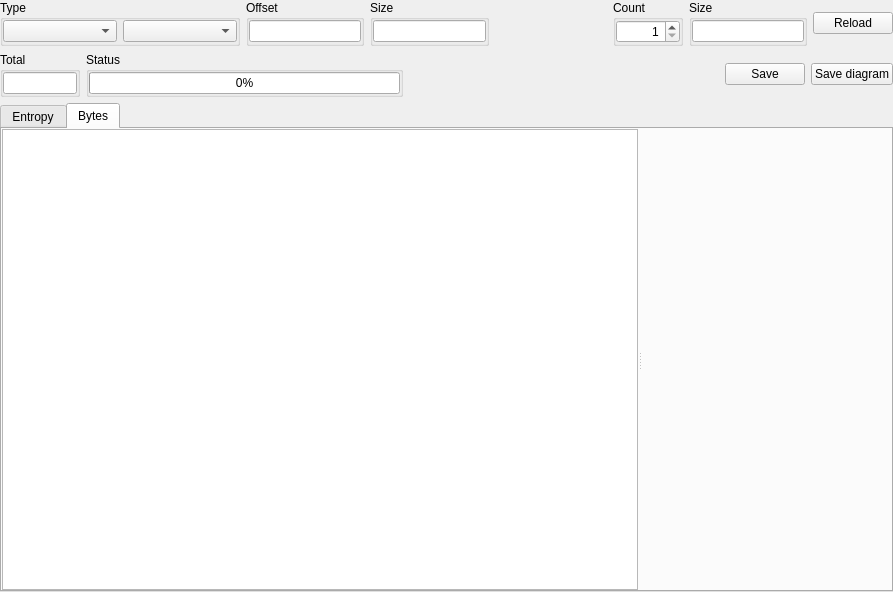
First picture: the form in xentropywidget.ui, repository horsicq/XEntropyWidget, before the edit.
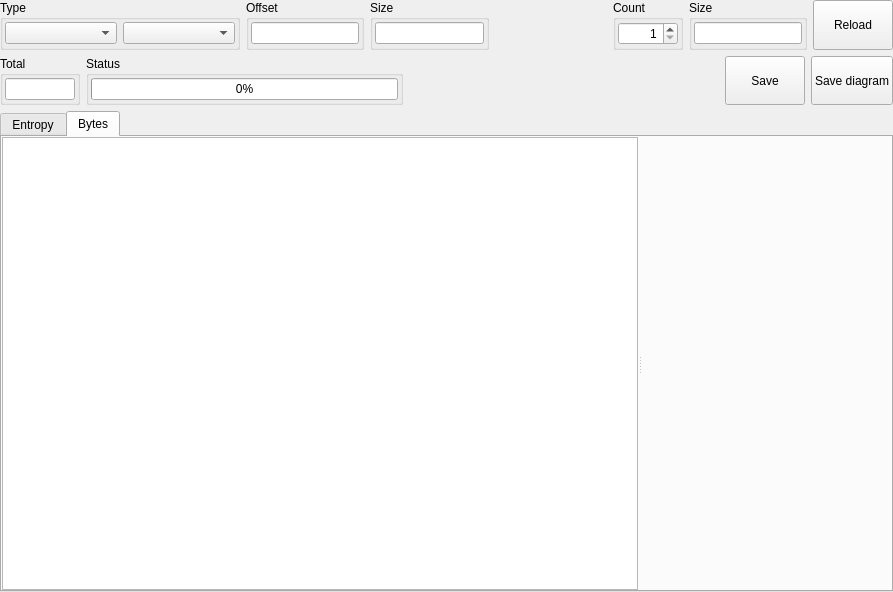
Second picture: the form after the edit. Custom widgets are drawn as their Qt base class.

Patch:
```diff
--- a/xentropywidget.ui
+++ b/xentropywidget.ui
@@ -41,16 +41,16 @@
        </property>
        <layout class="QHBoxLayout" name="horizontalLayout_5">
         <property name="leftMargin">
-         <number>0</number>
+         <number>2</number>
         </property>
         <property name="topMargin">
-         <number>0</number>
+         <number>2</number>
         </property>
         <property name="rightMargin">
-         <number>0</number>
+         <number>2</number>
         </property>
         <property name="bottomMargin">
-         <number>0</number>
+         <number>2</number>
         </property>
         <item>
          <widget class="QComboBox" name="comboBoxType"/>
@@ -74,16 +74,16 @@
        </property>
        <layout class="QVBoxLayout" name="verticalLayout_7">
         <property name="leftMargin">
-         <number>0</number>
+         <number>2</number>
         </property>
         <property name="topMargin">
-         <number>0</number>
+         <number>2</number>
         </property>
         <property name="rightMargin">
-         <number>0</number>
+         <number>2</number>
         </property>
         <property name="bottomMargin">
-         <number>0</number>
+         <number>2</number>
         </property>
         <item>
          <widget class="XLineEditHEX" name="lineEditOffset">
@@ -111,16 +111,16 @@
        </property>
        <layout class="QVBoxLayout" name="verticalLayout_8">
         <property name="leftMargin">
-         <number>0</number>
+         <number>2</number>
         </property>
         <property name="topMargin">
-         <number>0</number>
+         <number>2</number>
         </property>
         <property name="rightMargin">
-         <number>0</number>
+         <number>2</number>
         </property>
         <property name="bottomMargin">
-         <number>0</number>
+         <number>2</number>
         </property>
         <item>
          <widget class="XLineEditHEX" name="lineEditSize">
@@ -161,16 +161,16 @@
        </property>
        <layout class="QVBoxLayout" name="verticalLayout_9">
         <property name="leftMargin">
-         <number>0</number>
+         <number>2</number>
         </property>
         <property name="topMargin">
-         <number>0</number>
+         <number>2</number>
         </property>
         <property name="rightMargin">
-         <number>0</number>
+         <number>2</number>
         </property>
         <property name="bottomMargin">
-         <number>0</number>
+         <number>2</number>
         </property>
         <item>
          <widget class="QSpinBox" name="spinBoxCount">
@@ -201,16 +201,16 @@
        </property>
        <layout class="QVBoxLayout" name="verticalLayout_10">
         <property name="leftMargin">
-         <number>0</number>
+         <number>2</number>
         </property>
         <property name="topMargin">
-         <number>0</number>
+         <number>2</number>
         </property>
         <property name="rightMargin">
-         <number>0</number>
+         <number>2</number>
         </property>
         <property name="bottomMargin">
-         <number>0</number>
+         <number>2</number>
         </property>
         <item>
          <widget class="XLineEditHEX" name="lineEditPartSize">
@@ -227,6 +227,12 @@
      </item>
      <item>
       <widget class="QPushButton" name="pushButtonReload">
+       <property name="sizePolicy">
+        <sizepolicy hsizetype="Minimum" vsizetype="Minimum">
+         <horstretch>0</horstretch>
+         <verstretch>0</verstretch>
+        </sizepolicy>
+       </property>
        <property name="text">
         <string>Reload</string>
        </property>
@@ -249,16 +255,16 @@
        </property>
        <layout class="QVBoxLayout" name="verticalLayout_2">
         <property name="leftMargin">
-         <number>0</number>
+         <number>2</number>
         </property>
         <property name="topMargin">
-         <number>0</number>
+         <number>2</number>
         </property>
         <property name="rightMargin">
-         <number>0</number>
+         <number>2</number>
         </property>
         <property name="bottomMargin">
-         <number>0</number>
+         <number>2</number>
         </property>
         <item>
          <widget class="QLineEdit" name="lineEditTotalEntropy">
@@ -286,16 +292,16 @@
        </property>
        <layout class="QHBoxLayout" name="horizontalLayout_4">
         <property name="leftMargin">
-         <number>0</number>
+         <number>2</number>
         </property>
         <property name="topMargin">
-         <number>0</number>
+         <number>2</number>
         </property>
         <property name="rightMargin">
-         <number>0</number>
+         <number>2</number>
         </property>
         <property name="bottomMargin">
-         <number>0</number>
+         <number>2</number>
         </property>
         <item>
          <widget class="QProgressBar" name="progressBarTotalEntropy">
@@ -328,6 +334,12 @@
      </item>
      <item>
       <widget class="QPushButton" name="pushButtonSaveEntropyTable">
+       <property name="sizePolicy">
+        <sizepolicy hsizetype="Minimum" vsizetype="Minimum">
+         <horstretch>0</horstretch>
+         <verstretch>0</verstretch>
+        </sizepolicy>
+       </property>
        <property name="text">
         <string>Save</string>
        </property>
@@ -335,6 +347,12 @@
      </item>
      <item>
       <widget class="QPushButton" name="pushButtonSaveEntropyDiagram">
+       <property name="sizePolicy">
+        <sizepolicy hsizetype="Minimum" vsizetype="Minimum">
+         <horstretch>0</horstretch>
+         <verstretch>0</verstretch>
+        </sizepolicy>
+       </property>
        <property name="text">
         <string>Save diagram</string>
        </property>
```
